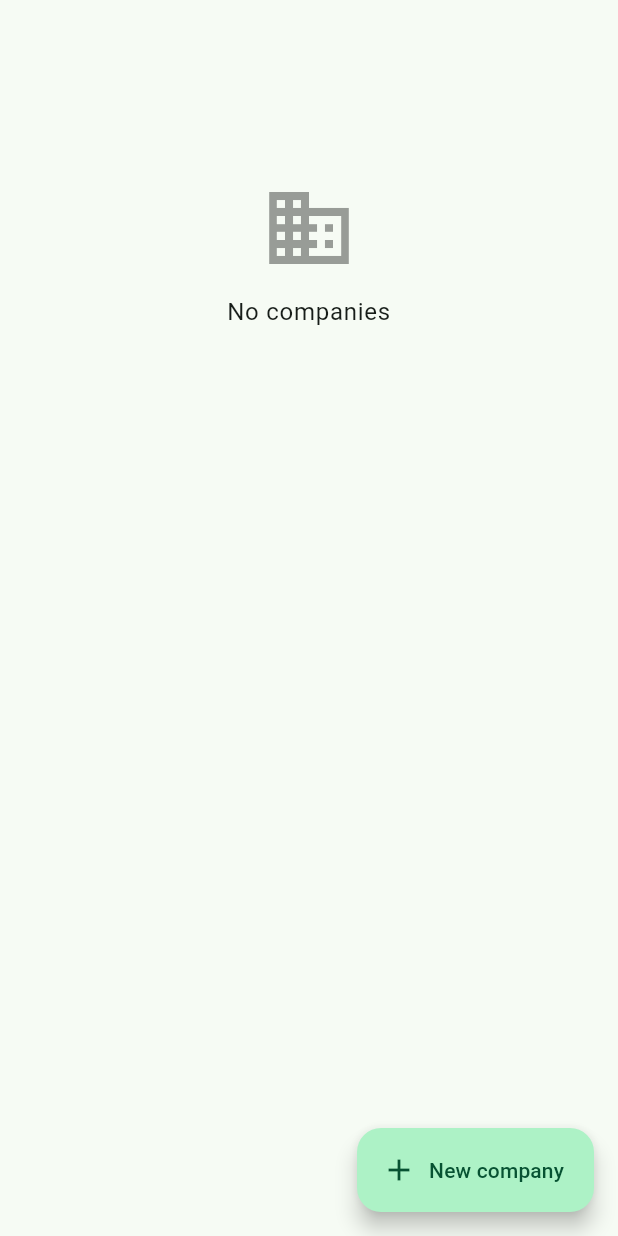
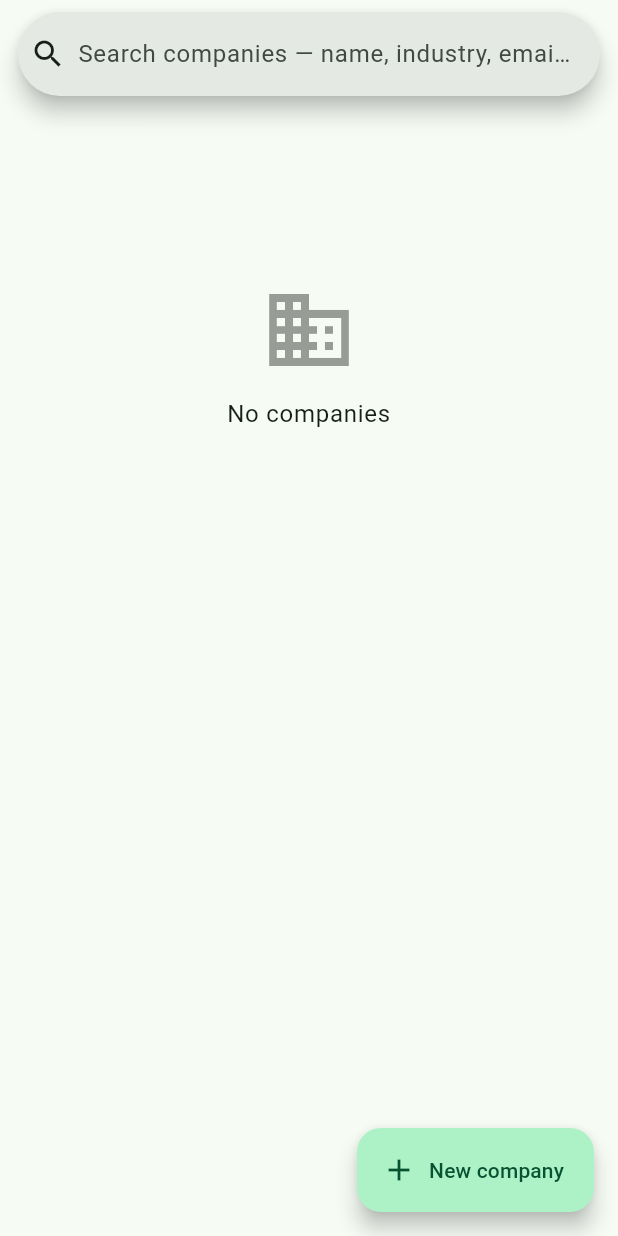
Before and after one commit to ourhumancondition/thutter, a Flutter app: the CompaniesScreen screen opened directly, on a phone screen of 412 x 824 dp. Run offline on Flutter 3.47's test engine with Material 3 defaults, Android fonts, the phone set to English and light mode, and no system bars; our stand-ins replace connectivity_plus, drift, drift_flutter, file_picker, flutter_riverpod, flutter_secure_storage and 2 more; accounts and stored records are empty; generated files the repository leaves out were written again; network calls fail.

Commit message:
Search bar on Companies; broader Contacts search
Every typed word must match across name, company, industry, email, phone,
address and more; clear button; blank shows everything.

Co-Authored-By: Claude Opus 5.5 <noreply@anthropic.com>

```diff
--- a/lib/src/common/widgets.dart
+++ b/lib/src/common/widgets.dart
@@ -312,6 +312,66 @@ class DetailRow extends StatelessWidget {
   }
 }
 
+/// True when every word of [query] appears somewhere in [fields]
+/// (case-insensitive). An empty query matches everything.
+bool matchesSearch(String query, Iterable<Object?> fields) {
+  final words =
+      query.toLowerCase().split(RegExp(r'\s+')).where((w) => w.isNotEmpty);
+  if (words.isEmpty) return true;
+  final haystack =
+      fields.whereType<Object>().map((f) => '$f'.toLowerCase()).join(' ');
+  return words.every(haystack.contains);
+}
+
+/// Search box for the top of a list screen, with a clear button.
+class ListSearchBar extends StatefulWidget {
+  const ListSearchBar({super.key, required this.hint, required this.onChanged});
+
+  final String hint;
+  final ValueChanged<String> onChanged;
+
+  @override
+  State<ListSearchBar> createState() => _ListSearchBarState();
+}
+
+class _ListSearchBarState extends State<ListSearchBar> {
+  final _controller = TextEditingController();
+
+  @override
+  void dispose() {
+    _controller.dispose();
+    super.dispose();
+  }
+
+  @override
+  Widget build(BuildContext context) {
+    return Padding(
+      padding: const EdgeInsets.fromLTRB(12, 8, 12, 4),
+      child: SearchBar(
+        controller: _controller,
+        hintText: widget.hint,
+        leading: const Icon(Icons.search),
+        trailing: [
+          if (_controller.text.isNotEmpty)
+            IconButton(
+              tooltip: 'Clear search',
+              icon: const Icon(Icons.clear),
+              onPressed: () {
+                _controller.clear();
+                setState(() {});
+                widget.onChanged('');
+              },
+            ),
+        ],
+        onChanged: (v) {
+          setState(() {});
+          widget.onChanged(v);
+        },
+      ),
+    );
+  }
+}
+
 /// Strips HTML tags from PocketBase `editor` fields for compact display.
 String plainText(String? html) {
   if (html == null) return '';
--- a/lib/src/features/companies/companies_screen.dart
+++ b/lib/src/features/companies/companies_screen.dart
@@ -5,24 +5,56 @@ import '../../common/format.dart';
 import '../../common/widgets.dart';
 import '../../data/models/models.dart';
 import '../../data/repositories/providers.dart';
+import '../tenant/tenant_switcher.dart';
 
 const _industries = [
   'Concrete', 'Construction', 'Gardening', 'Landscape', 'Maintenance',
   'Snow', 'Supply', 'Tree Service', 'Industrial', 'Other',
 ];
 
-class CompaniesScreen extends ConsumerWidget {
+class CompaniesScreen extends ConsumerStatefulWidget {
   const CompaniesScreen({super.key});
 
   @override
-  Widget build(BuildContext context, WidgetRef ref) {
+  ConsumerState<CompaniesScreen> createState() => _CompaniesScreenState();
+}
+
+class _CompaniesScreenState extends ConsumerState<CompaniesScreen> {
+  String _query = '';
+
+  @override
+  Widget build(BuildContext context) {
     final companies = ref.watch(companiesListProvider);
     return Scaffold(
-      body: companies.when(
+      body: Column(
+        children: [
+          ListSearchBar(
+            hint: 'Search companies — name, industry, email, phone, address',
+            onChanged: (v) => setState(() => _query = v),
+          ),
+          Expanded(
+            child: companies.when(
               loading: () => const Center(child: CircularProgressIndicator()),
               error: (e, _) => Center(child: Text('$e')),
-        data: (list) => list.isEmpty
-            ? const EmptyState(icon: Icons.business_outlined, message: 'No companies')
+              data: (all) {
+                final list = all
+                    .where((c) => matchesSearch(_query, [
+                          c.label,
+                          c.industry,
+                          c.billingEmail,
+                          c.phone,
+                          formatPhone(c.phone),
+                          c.address,
+                          if (c.isCustomer) 'customer',
+                          if (c.isSupplier) 'supplier',
+                        ]))
+                    .toList();
+                return list.isEmpty
+                  ? EmptyState(
+                      icon: Icons.business_outlined,
+                      message: _query.trim().isEmpty
+                          ? 'No companies'
+                          : 'No companies match "${_query.trim()}"')
                   : SyncRefresh(
                       child: ListView.builder(
                         itemCount: list.length,
@@ -45,12 +77,20 @@ class CompaniesScreen extends ConsumerWidget {
                           );
                         },
                       ),
+                    );
+              },
             ),
+          ),
+        ],
       ),
       floatingActionButton: FloatingActionButton.extended(
         heroTag: null,
-        onPressed: () => Navigator.of(context).push(
+        onPressed: () => confirmTenantThen(
+          context,
+          ref,
+          () => Navigator.of(context).push(
             MaterialPageRoute(builder: (_) => const CompanyEditScreen()),
+          ),
         ),
         icon: const Icon(Icons.add),
         label: const Text('New company'),
```
Also changed, not shown: lib/src/features/contacts/contacts_screen.dart (+21 -16 lines). Lines whose indentation alone changed are shown as unchanged.
